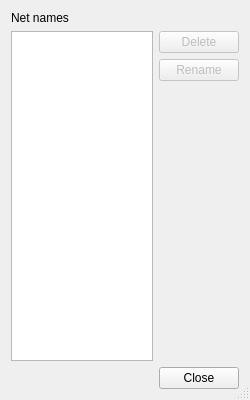
Before: the Qt Designer form src/DialogEditNets.ui in gdevic/Z80Explorer, drawn with Qt 5.
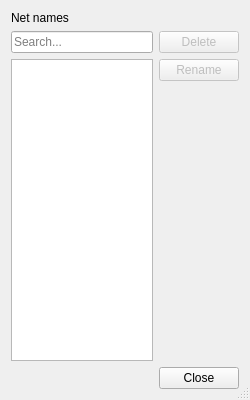
After: the same form once the commit is applied.

Commit message: Add filter search box above net lists in edit dialogs

Patch:
```diff
--- a/src/DialogEditNets.ui
+++ b/src/DialogEditNets.ui
@@ -29,6 +29,18 @@
      <item>
       <layout class="QHBoxLayout" name="horizontalLayout">
        <item>
+        <layout class="QVBoxLayout" name="verticalLayoutNets">
+         <item>
+          <widget class="QLineEdit" name="searchNets">
+           <property name="clearButtonEnabled">
+            <bool>true</bool>
+           </property>
+           <property name="placeholderText">
+            <string>Search...</string>
+           </property>
+          </widget>
+         </item>
+         <item>
         <widget class="QListWidget" name="listNets">
          <property name="selectionMode">
           <enum>QAbstractItemView::SelectionMode::ExtendedSelection</enum>
@@ -37,6 +49,8 @@
           <bool>true</bool>
          </property>
         </widget>
+         </item>
+        </layout>
        </item>
        <item>
         <layout class="QVBoxLayout" name="verticalLayout_1">
```
Lines whose indentation alone changed are shown as unchanged. The commit also changes 11 other files.
